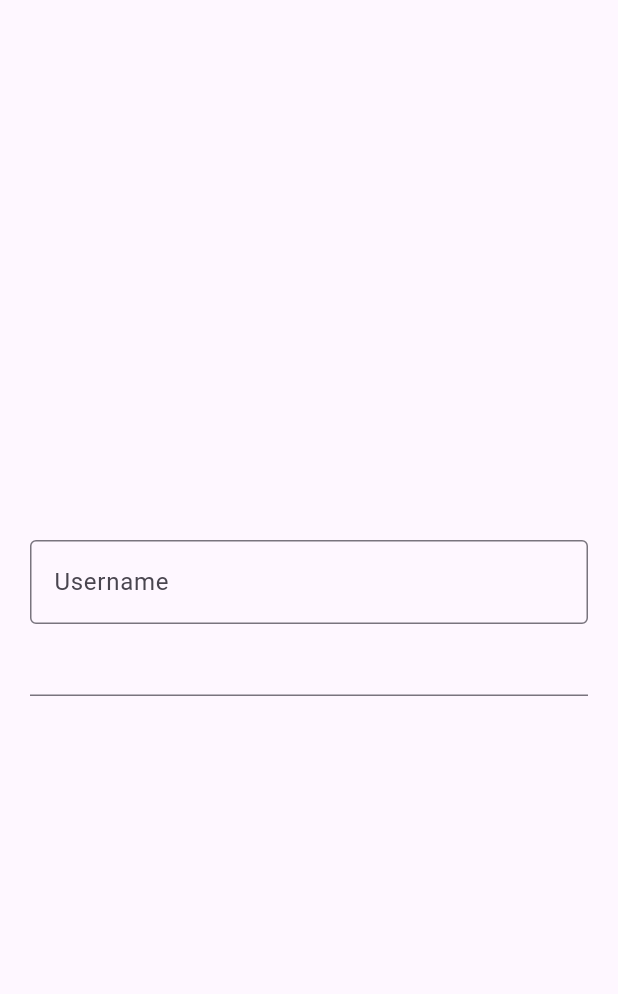
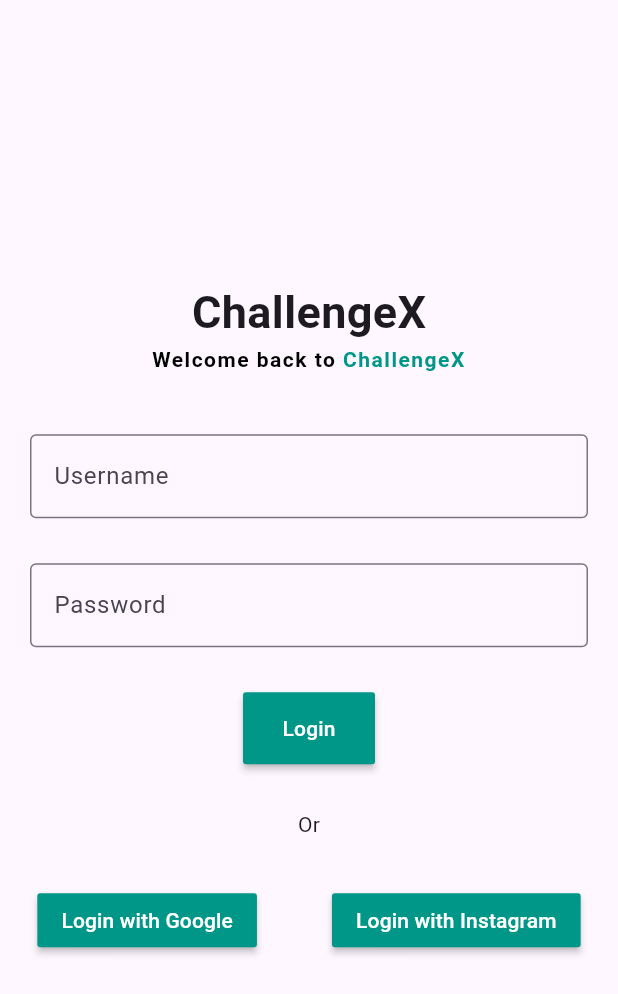
Before and after one commit to Glorycode02/challengex, a Flutter app: the screen it shows after launch, after a tap on "Get Started", on a phone screen of 412 x 824 dp. Shown: the top 994 px of the screen. Run offline on Flutter 3.47's test engine with Material 3 defaults, Android fonts, the phone set to English and light mode, and no system bars.

Commit message:
login commit

```diff
--- a/lib/main.dart
+++ b/lib/main.dart
@@ -44,14 +44,27 @@ class IntroPage extends StatelessWidget {
               child: Column(
                 mainAxisAlignment: MainAxisAlignment.center,
                 children: [
-                  const Text(
-                    'Welcome to ChallengeX!',
-                    style: TextStyle(
-                      fontSize: 28,
-                      fontWeight: FontWeight.bold,
+                  const Text.rich(
+                    TextSpan(
+                      text: 'Welcome to ', // Default style
+                      style: TextStyle(
+                        fontSize: 28,
+                        fontWeight: FontWeight.bold,
+                      ),
+                      children: [
+                        TextSpan(
+                          text: 'ChallengeX!',
+                          style: TextStyle(
+                            fontSize: 28,
+                            fontWeight: FontWeight.bold,
+                            color: Colors.teal,
+                          ),
+                        ),
+                      ],
                     ),
                     textAlign: TextAlign.center,
                   ),
+
                   const SizedBox(height: 16),
                   const Text(
                     'Join fun and engaging challenges with your friends and community. Compete, learn, and grow together!',
@@ -74,18 +87,27 @@ class IntroPage extends StatelessWidget {
                     },
                     style: ElevatedButton.styleFrom(
                       padding: const EdgeInsets.symmetric(
-                        horizontal: 24,
-                        vertical: 12,
+                        horizontal: 32, // Wider horizontal padding
+                        vertical: 16,   // Taller vertical padding
                       ),
+                      backgroundColor: Colors.teal, // Button background color
+                      foregroundColor: Colors.white, // Text color
+                      shadowColor: Colors.teal.shade100, // Shadow color
+                      elevation: 8, // Shadow elevation
                       shape: RoundedRectangleBorder(
-                        borderRadius: BorderRadius.circular(8),
+                        borderRadius: BorderRadius.circular(12), // Rounded corners
                       ),
                     ),
                     child: const Text(
                       'Get Started',
-                      style: TextStyle(fontSize: 18),
+                      style: TextStyle(
+                        fontSize: 20, // Larger font size
+                        fontWeight: FontWeight.bold, // Bold text
+                        letterSpacing: 1.5, // Spaced out text
+                      ),
                     ),
                   ),
+
                 ],
               ),
             ),
--- a/lib/pages/auth/login_page.dart
+++ b/lib/pages/auth/login_page.dart
@@ -14,15 +14,80 @@ class LoginPage extends StatelessWidget {
           child: Column(
             mainAxisAlignment: MainAxisAlignment.center,
             children: [
+              const Text("ChallengeX",style: TextStyle(
+                fontWeight: FontWeight.bold,
+                fontSize: 30.0
+              ),),
+
+              const Text.rich(
+                TextSpan(
+                  text: "Welcome back to ",
+                  style: TextStyle(
+                    fontWeight: FontWeight.bold,
+                    color: Colors.black,
+                    letterSpacing: 1.0, // Slight spacing between letters
+                  ),
+                  children: [
+                    TextSpan(
+                      text: "ChallengeX",
+                      style: TextStyle(
+                        color: Colors.teal, // Thicker underline
+                      ),
+                    ),
+                  ],
+                ),
+                textAlign: TextAlign.center, // Center-align the text block
+              ),
+
+              const SizedBox(height: 40,),
               TextField(
                 controller: usernameController,
                 decoration: const InputDecoration(
-                    border: OutlineInputBorder(), labelText: "Username"),
+                    border: OutlineInputBorder(),
+                    labelText: "Username",
+                  // prefixIcon: const Icon(Icons.)
+                ),
               ),
+             const SizedBox(height: 30,),
               TextField(
                 obscureText: true,
                 controller: passwordController,
-                decoration: InputDecoration(),
+                decoration: const InputDecoration(
+                  border: OutlineInputBorder(),
+                  labelText: "Password",
+                  // prefixIcon: const Icon(Icons.verified_user)
+                ),
+              ),
+              const SizedBox(height: 30,),
+              MaterialButton(
+                onPressed: (){},
+                child: const Text("Login",style: TextStyle(color: Colors.white),),
+                color: Colors.teal,
+                padding: const EdgeInsets.symmetric(horizontal: 20, vertical: 14),
+              ),
+              const SizedBox(height: 30,),
+              const Text("Or"),
+              const SizedBox(height: 30,),
+              Row(
+                mainAxisAlignment: MainAxisAlignment.center,
+                children: [
+                  MaterialButton(
+                      onPressed: (){},
+                      child: Text("Login with Google",
+                        style: TextStyle(color: Colors.white),
+                      ),
+                    color: Colors.teal,
+                  ),
+
+                  SizedBox(width: 50,),
+                  MaterialButton(
+                      onPressed: (){},
+                      child: Text("Login with Instagram",
+                        style: TextStyle(color: Colors.white),
+                      ),
+                    color: Colors.teal,
+                  ),
+                ],
               )
             ],
           ),
--- a/pubspec.yaml
+++ b/pubspec.yaml
@@ -16,6 +16,4 @@ dev_dependencies:
   flutter_lints: ^4.0.0
 
 flutter:
-  uses-material-design: true,
-  assets:
-    - assets/images
+  uses-material-design: true
```
